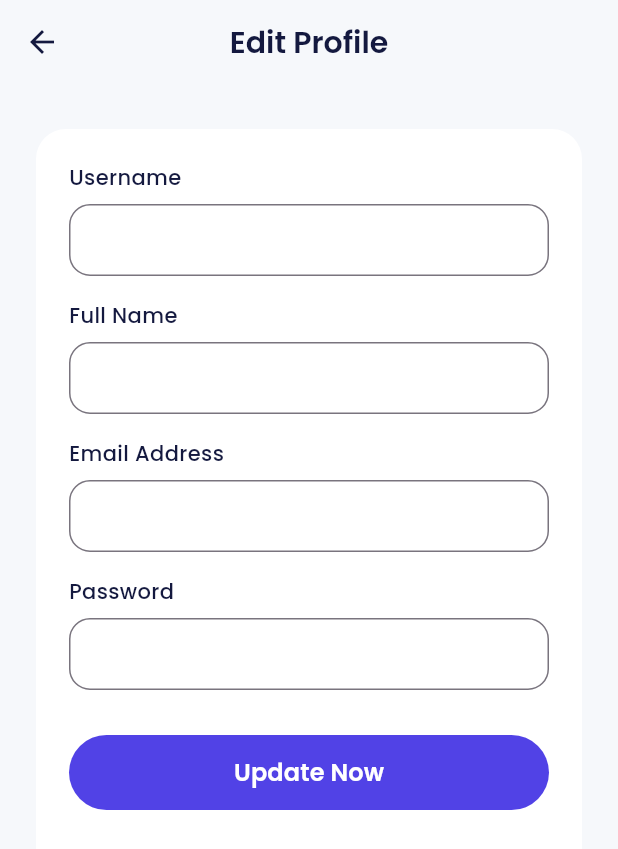
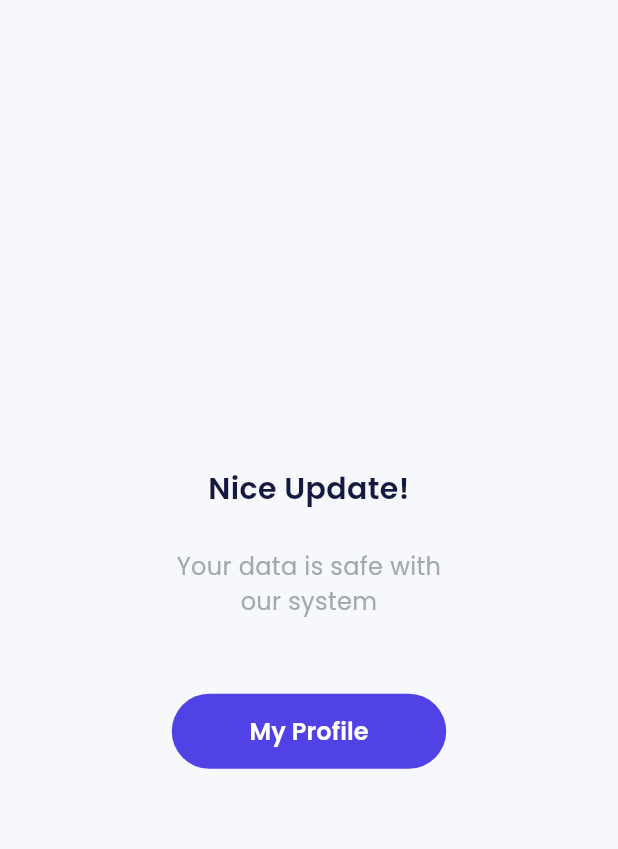
Before and after one commit to KevinZakky/E-wallet-Bank-Sha, a Flutter app: the ProfileEditPage screen opened by its route, after a tap on "Update Now", on a phone screen of 412 x 824 dp. Shown: the top 849 px of the screen. Run offline on Flutter 3.47's test engine with Material 3 defaults, Android fonts, the phone set to English and light mode, and no system bars; our stand-ins replace carousel_slider, google_fonts.

Commit message:
feat: slicing edit profile success page.dart

```diff
--- a/lib/main.dart
+++ b/lib/main.dart
@@ -4,6 +4,7 @@ import 'package:ewallet_project_app/ui/pages/onboarding_page.dart';
 import 'package:ewallet_project_app/ui/pages/pin_page.dart';
 import 'package:ewallet_project_app/ui/pages/profile_edit_page.dart';
 import 'package:ewallet_project_app/ui/pages/profile_edit_pin_page.dart';
+import 'package:ewallet_project_app/ui/pages/profile_edit_success_page.dart';
 import 'package:ewallet_project_app/ui/pages/profile_page.dart';
 import 'package:ewallet_project_app/ui/pages/setup_id_profile.dart';
 import 'package:ewallet_project_app/ui/pages/sign_in_page.dart';
@@ -44,7 +45,8 @@ class MyApp extends StatelessWidget {
           '/profile': (context) => const ProfilePage(),
           '/pin': (context) => const PinPage(),
           '/profile-edit': (context) => const ProfileEditPage(),
-          '/profile-edit-pin': (context) => const ProfileEditPinPage()
+          '/profile-edit-pin': (context) => const ProfileEditPinPage(),
+          '/profile-edit-success': (context) => const ProfileEditSuccessPage()
         });
   }
 }
--- a/lib/ui/pages/profile_edit_page.dart
+++ b/lib/ui/pages/profile_edit_page.dart
@@ -46,7 +46,10 @@ class ProfileEditPage extends StatelessWidget {
                 ),
                 CustomFilledButton(
                   title: 'Update Now',
-                  onPressed: () {},
+                  onPressed: () {
+                    Navigator.pushNamedAndRemoveUntil(
+                        context, "/profile-edit-success", (route) => false);
+                  },
                 ),
                 SizedBox(
                   height: 50,
--- a/lib/ui/pages/profile_edit_pin_page.dart
+++ b/lib/ui/pages/profile_edit_pin_page.dart
@@ -38,7 +38,10 @@ class ProfileEditPinPage extends StatelessWidget {
                 ),
                 CustomFilledButton(
                   title: 'Update Now',
-                  onPressed: () {},
+                  onPressed: () {
+                    Navigator.pushNamedAndRemoveUntil(
+                        context, '/profile-pin-success', (route) => false);
+                  },
                 ),
                 SizedBox(
                   height: 50,
--- /dev/null
+++ b/lib/ui/pages/profile_edit_success_page.dart
@@ -0,0 +1,45 @@
+import 'package:ewallet_project_app/shared/theme.dart';
+import 'package:ewallet_project_app/ui/widgets/buttons.dart';
+import 'package:flutter/material.dart';
+
+class ProfileEditSuccessPage extends StatelessWidget {
+  const ProfileEditSuccessPage({super.key});
+
+  @override
+  Widget build(BuildContext context) {
+    return Scaffold(
+      body: Center(
+        child: Column(
+          mainAxisAlignment: MainAxisAlignment.center,
+          children: [
+            Text(
+              'Nice Update!',
+              style:
+                  blackTextStyle.copyWith(fontSize: 20, fontWeight: semiBold),
+              textAlign: TextAlign.center,
+            ),
+            const SizedBox(
+              height: 26,
+            ),
+            Text(
+              'Your data is safe with\nour system',
+              style: greyTextStyle.copyWith(fontSize: 16),
+              textAlign: TextAlign.center,
+            ),
+            const SizedBox(
+              height: 50,
+            ),
+            CustomFilledButton(
+              width: 183,
+              title: 'My Profile',
+              onPressed: () {
+                Navigator.pushNamedAndRemoveUntil(
+                    context, '/profile', (route) => false);
+              },
+            )
+          ],
+        ),
+      ),
+    );
+  }
+}
```
